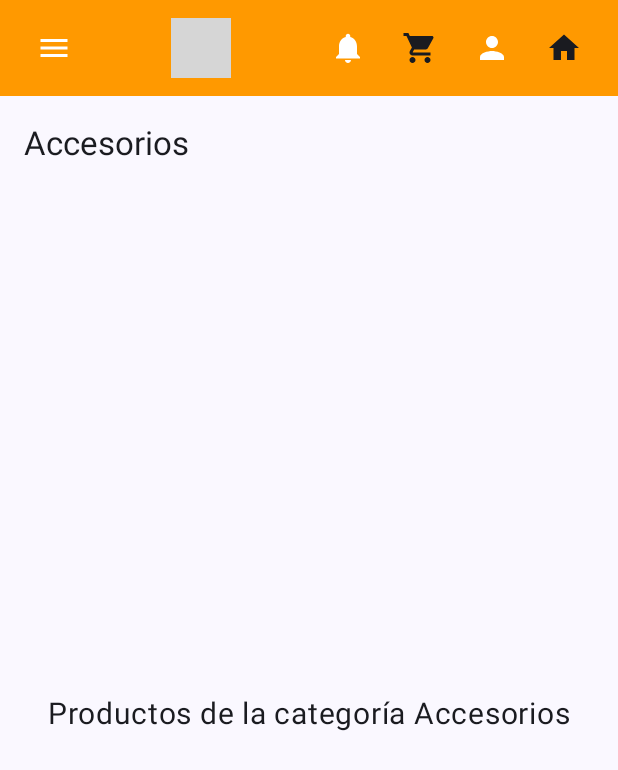
After one commit to albieri765/Mimos, an Android app built with Jetpack Compose: the accesorios screen opened through its navigation route, on a phone screen of 412 x 824 dp. The commit adds this screen. Shown: the top 770 px of the screen. Run offline under Robolectric (Android 15) with nearby library versions, the phone set to English and light mode, and no system bars; grey boxes are pictures that could not be loaded.

Commit message:
Treceavo Commit: Se agrego nuevas paginas del carrusel y tambien se añadio categoria a la api

```diff
--- a/app/src/main/java/com/example/mimos/screens/MainScreen.kt
+++ b/app/src/main/java/com/example/mimos/screens/MainScreen.kt
@@ -31,6 +31,11 @@ import androidx.navigation.compose.composable
 import androidx.navigation.compose.rememberNavController
 import androidx.navigation.NavHostController
 import androidx.lifecycle.viewmodel.compose.viewModel
+import com.example.mimos.screens.carrusel.accesorios
+import com.example.mimos.screens.carrusel.cama
+import com.example.mimos.screens.carrusel.comida
+import com.example.mimos.screens.carrusel.juguetesScreen
+import com.example.mimos.screens.carrusel.ropa
 import com.example.mimos.screens.pages.BlogScreen
 import com.example.mimos.screens.pages.CuidadosAdultoScreen
 import com.example.mimos.screens.pages.CuidadosCachorroScreen
@@ -185,6 +190,11 @@ fun MainScreen() {
                         composable("adulto") { CuidadosAdultoScreen(navController) }
                         composable("senior") { CuidadosSeniorScreen(navController) }
                         composable("blog") { BlogScreen(navController) }
+                        composable("categoria/juguetes") { juguetesScreen("Juguetes") }
+                        composable("categoria/comida") { comida("Comida") }
+                        composable("categoria/ropa") { ropa("Ropa") }
+                        composable("categoria/camas") { cama("Camas") }
+                        composable("categoria/accesorios") { accesorios("Accesorios") }
                     }
                 }
             }
@@ -229,7 +239,7 @@ fun HomeContent(scrollState: ScrollState, navController: NavHostController,onIma
         )
 
         Spacer(modifier = Modifier.height(8.dp))
-        CategoryCarousel { println("Categoría seleccionada: $it") }
+        CategoryCarousel(navController)
 
         Spacer(modifier = Modifier.height(24.dp))
         SectionDivider(text = "Explora más opciones")
--- /dev/null
+++ b/app/src/main/java/com/example/mimos/screens/carrusel/accesorios.kt
@@ -0,0 +1,34 @@
+package com.example.mimos.screens.carrusel
+
+import androidx.compose.foundation.layout.Box
+import androidx.compose.foundation.layout.fillMaxSize
+import androidx.compose.foundation.layout.padding
+import androidx.compose.material3.ExperimentalMaterial3Api
+import androidx.compose.material3.Scaffold
+import androidx.compose.material3.Text
+import androidx.compose.material3.TopAppBar
+import androidx.compose.runtime.Composable
+import androidx.compose.ui.Alignment
+import androidx.compose.ui.Modifier
+import androidx.compose.ui.unit.sp
+
+@OptIn(ExperimentalMaterial3Api::class)
+@Composable
+fun accesorios(nombreCategoria: String) {
+    Scaffold(
+        topBar = {
+            TopAppBar(
+                title = { Text(text = nombreCategoria) }
+            )
+        }
+    ) { padding ->
+        Box(
+            modifier = Modifier
+                .padding(padding)
+                .fillMaxSize(),
+            contentAlignment = Alignment.Center
+        ) {
+            Text(text = "Productos de la categoría $nombreCategoria", fontSize = 20.sp)
+        }
+    }
+}
--- a/app/src/main/java/com/example/mimos/screens/pages/Pagina1Screen.kt
+++ b/app/src/main/java/com/example/mimos/screens/pages/Pagina1Screen.kt
@@ -98,6 +98,8 @@ fun Pagina1Screen(navController: NavController, viewModel: ProductoViewModel = v
                             Text(text = "Precio: \$${producto.precio}", fontSize = 14.sp)
                             Text(text = "Peso: ${producto.peso}", fontSize = 14.sp)
                             Text(text = "Marca: ${producto.marca}", fontSize = 14.sp)
+                            Text(text = "Categoría: ${producto.categoria.nombre}", fontSize = 14.sp)
+
                         }
 
                         IconButton(onClick = {
--- a/app/src/main/java/com/example/mimos/screens/pages/Pagina2Screen.kt
+++ b/app/src/main/java/com/example/mimos/screens/pages/Pagina2Screen.kt
@@ -100,6 +100,7 @@ fun Pagina2Screen(navController: NavController, viewModel: ProductoViewModel = v
                             Text(text = "Precio: \$${producto.precio}", fontSize = 14.sp)
                             Text(text = "Peso: ${producto.peso}", fontSize = 14.sp)
                             Text(text = "Marca: ${producto.marca}", fontSize = 14.sp)
+                            Text(text = "Categoría: ${producto.categoria.nombre}", fontSize = 14.sp)
                         }
 
                         IconButton(onClick = {
--- a/app/src/main/java/com/example/mimos/screens/pages/Pagina3Screen.kt
+++ b/app/src/main/java/com/example/mimos/screens/pages/Pagina3Screen.kt
@@ -103,6 +103,7 @@ fun Pagina3Screen(navController: NavController, viewModel: ProductoViewModel = v
                             Text(text = "Precio: \$${producto.precio}", fontSize = 14.sp)
                             Text(text = "Peso: ${producto.peso}", fontSize = 14.sp)
                             Text(text = "Marca: ${producto.marca}", fontSize = 14.sp)
+                            Text(text = "Categoría: ${producto.categoria.nombre}", fontSize = 14.sp)
                         }
 
                         IconButton(onClick = {
--- a/app/src/main/java/com/example/mimos/view/ProductoViewModel.kt
+++ b/app/src/main/java/com/example/mimos/view/ProductoViewModel.kt
@@ -35,5 +35,4 @@ class ProductoViewModel : ViewModel() {
                 Log.e("PRODUCTO_API", "Error al obtener productos para $pagina", e)
             }
         }
-    }
-}
+    }}
```
Also changed, not shown: app/src/main/java/com/example/mimos/data/ProductoApiService.kt (+10 -0 lines), app/src/main/java/com/example/mimos/data/ProductoModel.kt (+7 -1 lines), app/src/main/java/com/example/mimos/screens/carrusel/cama.kt (added, +34 -0 lines), app/src/main/java/com/example/mimos/screens/carrusel/comida.kt (added, +34 -0 lines), app/src/main/java/com/example/mimos/screens/carrusel/juguetesScreen.kt (added, +34 -0 lines), app/src/main/java/com/example/mimos/screens/carrusel/ropa.kt (added, +34 -0 lines), app/src/main/java/com/example/mimos/screens/components/CategoryCarousel.kt (+13 -4 lines).
